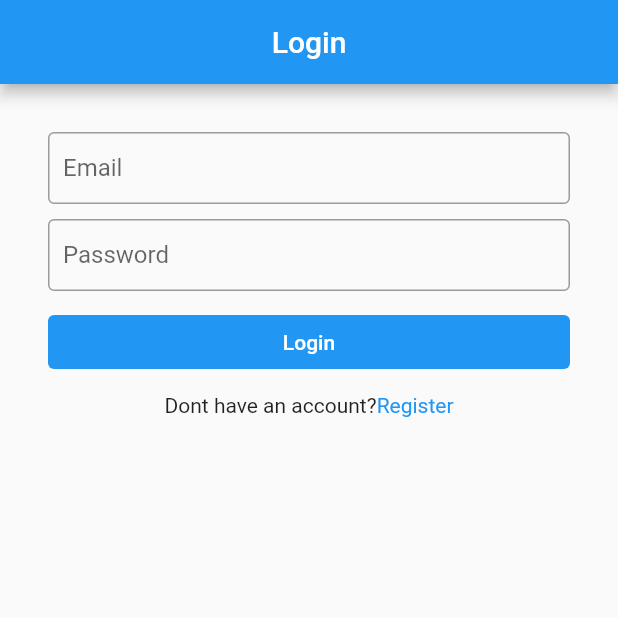
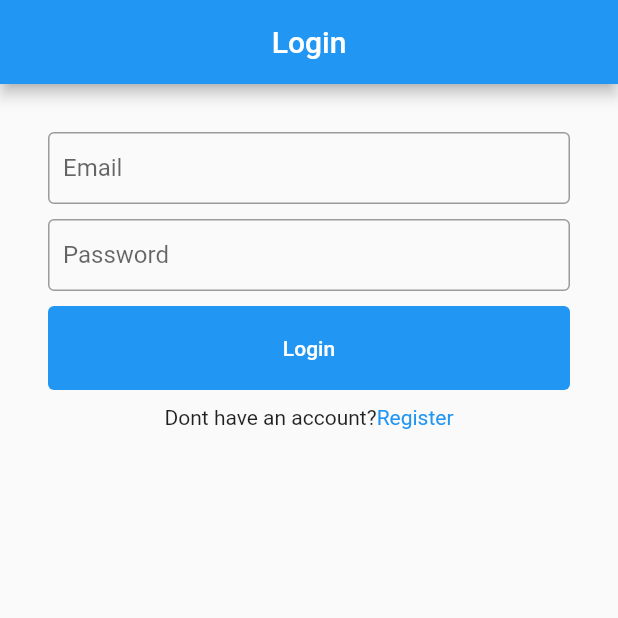
Before and after one commit to kimeu254/Flutter-Blog-App, a Flutter app: the screen it shows after launch, on a phone screen of 412 x 824 dp, the top half of it. Run offline on Flutter 3.47's test engine with Material 2 defaults, Android fonts, the phone set to English and light mode, and no system bars; our stand-ins replace shared_preferences.

```diff
--- a/lib/models/user.dart
+++ b/lib/models/user.dart
@@ -20,7 +20,7 @@ class User {
       name: json['user']['name'],
       image: json['user']['image'],
       email: json['user']['email'],
-      token: json['user']['token'],
+      token: json['token'],
     );
   }
 }
--- a/lib/screens/login.dart
+++ b/lib/screens/login.dart
@@ -18,12 +18,16 @@ class _LoginState extends State<Login> {
   final GlobalKey<FormState> formkey = GlobalKey<FormState>();
   TextEditingController txtEmail = TextEditingController();
   TextEditingController txtPassword = TextEditingController();
+  bool loading = false;
 
   void _loginUser() async {
     ApiResponse response = await login(txtEmail.text, txtPassword.text);
     if (response.error == null) {
       _saveAndRedirectToHome(response.data as User);
     } else {
+      setState(() {
+        loading = false;
+      });
       ScaffoldMessenger.of(context)
           .showSnackBar(SnackBar(content: Text('${response.error}')));
     }
@@ -61,27 +65,24 @@ class _LoginState extends State<Login> {
             TextFormField(
                 controller: txtPassword,
                 obscureText: true,
-                validator: (val) => val!.isEmpty ? 'Required min 6 char' : null,
+                validator: (val) =>
+                    val!.length < 6 ? 'Required min 6 char' : null,
                 decoration: kInputDecoration('Password')),
             SizedBox(
               height: 10,
             ),
-            TextButton(
-              child: Text(
-                'Login',
-                style: TextStyle(color: Colors.white),
-              ),
-              style: ButtonStyle(
-                  backgroundColor:
-                      MaterialStateColor.resolveWith((states) => Colors.blue),
-                  padding: MaterialStateProperty.resolveWith(
-                      (states) => EdgeInsets.symmetric(vertical: 10))),
-              onPressed: () {
-                if (formkey.currentState!.validate()) {
-                  _loginUser();
-                }
-              },
-            ),
+            loading
+                ? Center(
+                    child: CircularProgressIndicator(),
+                  )
+                : kTextButton('Login', () {
+                    if (formkey.currentState!.validate()) {
+                      setState(() {
+                        loading = true;
+                        _loginUser();
+                      });
+                    }
+                  }),
             SizedBox(
               height: 10,
             ),
```
Also changed, not shown: lib/screens/home.dart (+14 -1 lines), lib/screens/register.dart (+110 -3 lines).
